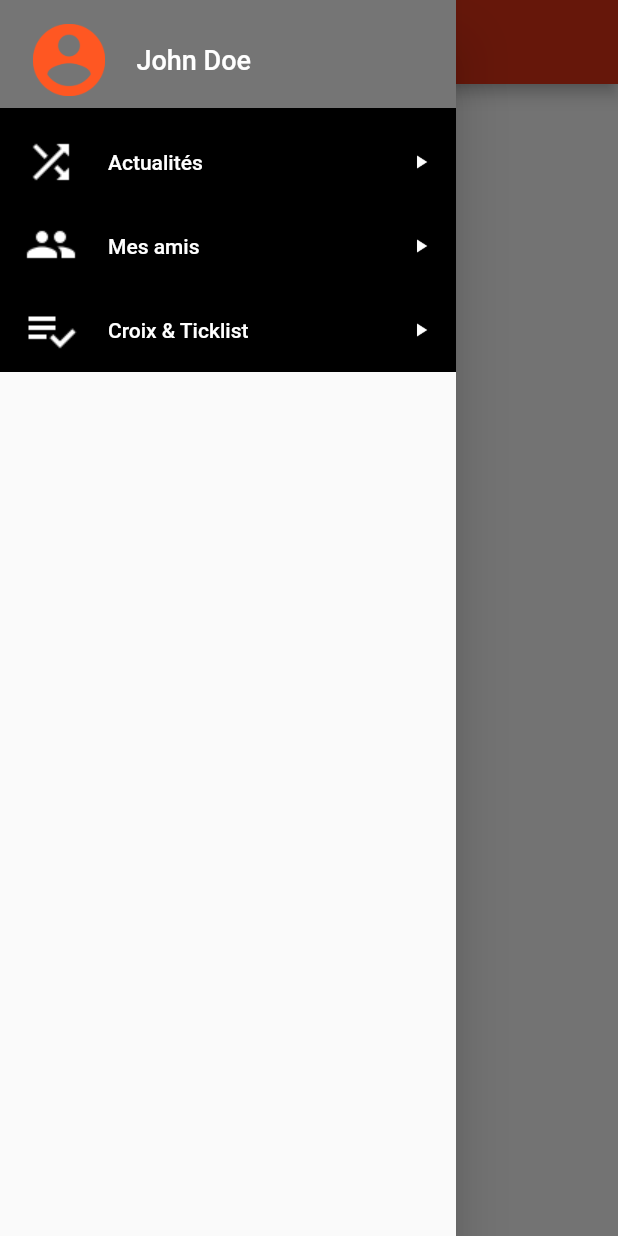
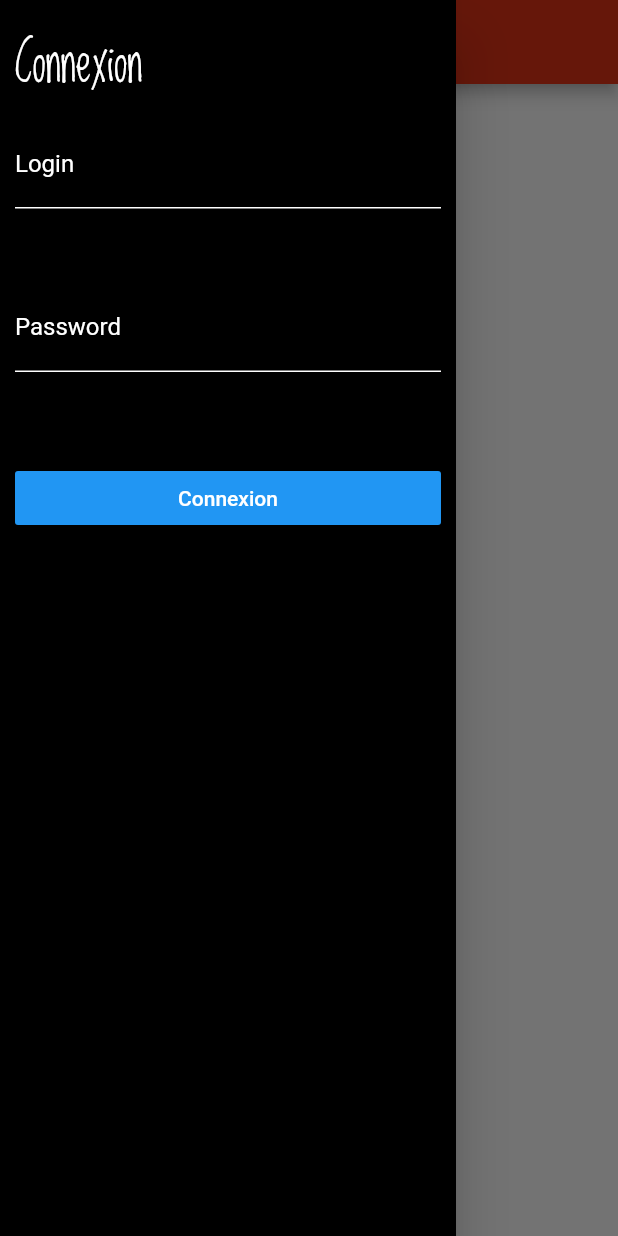
Before and after one commit to Loher/Oblyk-Mobile, a Flutter app: the screen it shows after launch, after a tap on an icon or button, on a phone screen of 412 x 824 dp. Run offline on Flutter 3.47's test engine with Material 2 defaults, Android fonts, the phone set to English and light mode, and no system bars; our stand-ins replace flutter_map, flutter_svg, latlong; generated files the repository leaves out were written again; network calls fail.

Commit message:
Connexion GUI

```diff
--- a/lib/pages/home.dart
+++ b/lib/pages/home.dart
@@ -2,7 +2,8 @@ import 'package:flutter/material.dart';
 import 'package:oblyk/utils/constants.dart';
 import 'package:flutter/widgets.dart';
 import 'package:oblyk/widgets/svgWidget.dart';
-import 'package:oblyk/widgets/drawer.dart';
+import 'package:oblyk/widgets/menu.dart';
+import 'package:oblyk/widgets/menuLogin.dart';
 import 'map.dart';
 
 class HomeWidget extends State {
@@ -24,7 +25,7 @@ class HomeWidget extends State {
               child: new Svg('assets/img/logo-oblyk.svg', 35, 35, onTapLogoCallback),
             )
         ),
-        drawer: DrawerMenu(),
+        drawer: getMenu(context),
         body: new Map()
     );
   }
@@ -35,6 +36,14 @@ class HomeWidget extends State {
     _scaffoldKey.currentState.openDrawer();
   }
 
+  Drawer getMenu(BuildContext context){
+    // TODO : manage connexion
+    if(true){
+      return new MenuLogin(context);
+    }
+    return new Menu(context);
+  }
+
 }
 
 
--- /dev/null
+++ b/lib/services/loginService.dart
@@ -0,0 +1,12 @@
+
+
+class LoginService {
+
+
+ static  void login(String login, String password){
+    print("login : " + login);
+    print("password : " + password);
+  }
+
+
+}
--- a/lib/widgets/drawer.dart
+++ /dev/null
@@ -1,57 +0,0 @@
-
-import 'package:flutter/material.dart';
-import 'package:oblyk/widgets/svgWidget.dart';
-import 'package:oblyk/utils/constants.dart';
-
-DrawerMenu(){
-  return Drawer(
-      child: ListView(
-        children: <Widget>[
-          Container(
-            height: 80,
-            color: Color(DRAWER_BODY_BACKGROUND),
-            child: DrawerHeader(
-              child: Row(
-                children: <Widget>[
-                  Image.asset("assets/img/icon-search-user.png", width: 60, height: 60),
-                  Padding(
-                    padding: EdgeInsets.only(
-                      left: 15
-                    ),
-                    child: Text('John Doe', style: TextStyle(color: Color(TEXT_WHITE), fontSize: 18),),
-                  ),
-                ],
-              ),
-              decoration: BoxDecoration(
-                color: Color(DRAWER_HEADER_BACKGROUND),
-              ),
-            ),
-          ),
-          Container(
-            color: Color(DRAWER_BODY_BACKGROUND),
-            child: ListTile(
-              leading: Image.asset("assets/img/shuffle.png"),
-              title: Text("Actualités", style: TextStyle(color: Color(TEXT_WHITE))),
-              trailing: Image.asset("assets/img/arrow_left.png", width: 15,),
-            ),
-          ),
-          Container(
-            color: Color(DRAWER_BODY_BACKGROUND),
-            child: ListTile(
-              leading: Image.asset("assets/img/people.png"),
-              title: Text("Mes amis", style: TextStyle(color: Color(TEXT_WHITE))),
-              trailing: Image.asset("assets/img/arrow_left.png", width: 15,),
-            ),
-          ),
-          Container(
-            color: Color(DRAWER_BODY_BACKGROUND),
-            child: ListTile(
-              leading: Image.asset("assets/img/playlist_add_check.png"),
-              title: Text("Croix & Ticklist", style: TextStyle(color: Color(TEXT_WHITE))),
-              trailing: Image.asset("assets/img/arrow_left.png", width: 15,),
-            ),
-          )
-        ],
-      )
-  );
-}
--- a/locale/i18n_en.json
+++ b/locale/i18n_en.json
@@ -1,5 +1,9 @@
 {
   "appName": "Oblyk",
+  "connexionTitle": "Connexion",
+  "connexionLogin": "Login",
+  "connexionPwd": "Password",
+  "connexionButton": "Connexion",
   "cragInfoTitle": "Information",
   "cragInfoCity": "City of ",
   "cragInfoLines": " lines",
--- a/locale/i18n_fr.json
+++ b/locale/i18n_fr.json
@@ -1,5 +1,9 @@
 {
   "appName": "Oblyk",
+  "connexionTitle": "Connexion",
+  "connexionLogin": "Login",
+  "connexionPwd": "Mot de passe",
+  "connexionButton": "Connexion",
   "cragInfoTitle": "Informations",
   "cragInfoCity": "Commune de ",
   "cragInfoLines": " lignes",
```
Also changed, not shown: lib/widgets/menu.dart (added, +63 -0 lines), lib/widgets/menuLogin.dart (added, +81 -0 lines).
